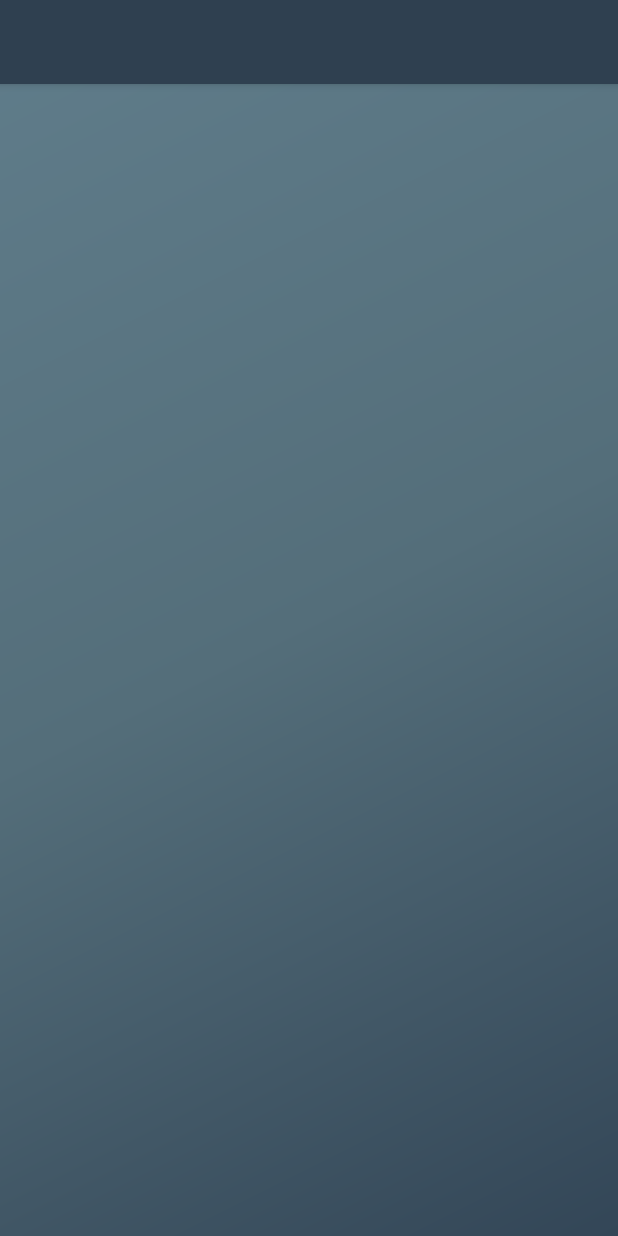
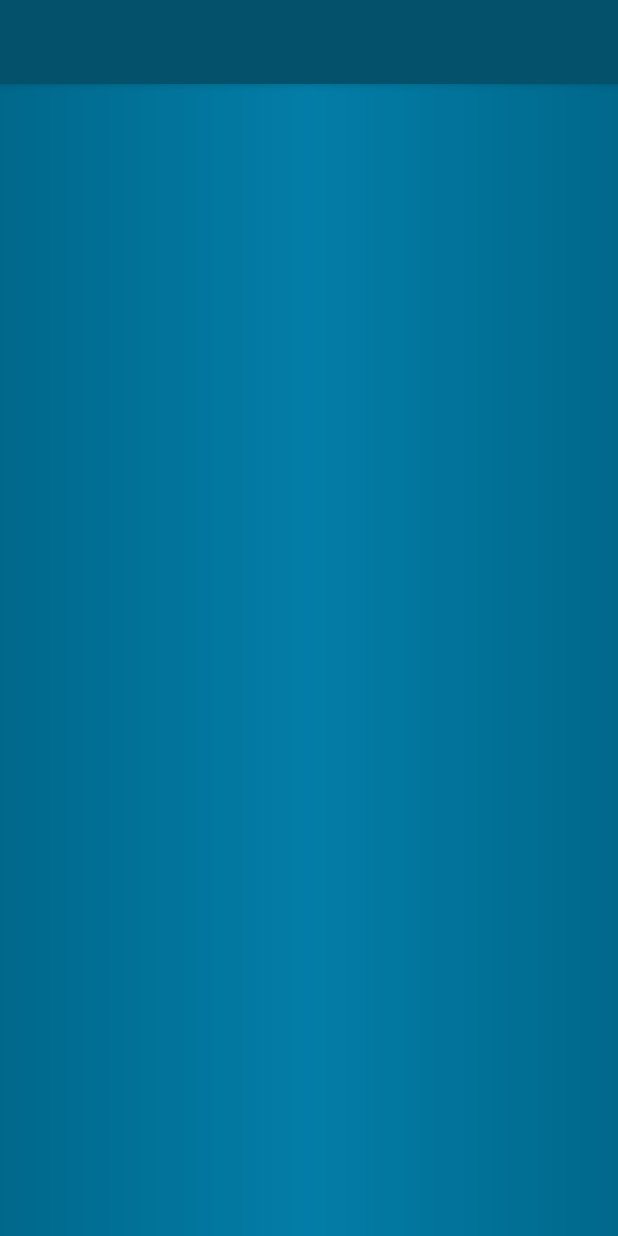
Before and after one commit to wilianx7/Choice-App, an Android app: the layout main_toolbar.xml on its own in the app's theme, with its tools: preview values and no code run, on a phone screen of 412 x 824 dp. Run offline under Robolectric (Android 15) with nearby library versions, the phone set to English and light mode, and no system bars.

Commit message:
Refatoração Layout MainActivity.

```diff
--- a/app/src/main/res/drawable/button_background.xml
+++ b/app/src/main/res/drawable/button_background.xml
@@ -2,7 +2,7 @@
 <shape xmlns:android="http://schemas.android.com/apk/res/android"
     android:shape="rectangle">
 
-    <solid android:color="#212121"></solid>
+    <solid android:color="#013040"></solid>
     <corners android:radius="4dp"></corners>
     <stroke android:width="1dp" android:color="#44FFFFFF"></stroke> #44616161
 
--- a/app/src/main/res/drawable/gradient_background.xml
+++ b/app/src/main/res/drawable/gradient_background.xml
@@ -3,9 +3,9 @@
     android:shape="rectangle">
 
     <gradient
-        android:startColor="#334657"
-        android:endColor="#607d8b"
-        android:centerColor="#546e7a"
-        android:angle="135"></gradient>
+        android:startColor="#00688B"
+        android:endColor="#00688B"
+        android:centerColor="#037da7"
+        android:angle="180"></gradient>
 
 </shape>
--- a/app/src/main/res/values/colors.xml
+++ b/app/src/main/res/values/colors.xml
@@ -10,7 +10,7 @@
     <color name="secondaryText">#757575</color>
     <color name="dividerColor">#BDBDBD</color>
     <color name="hintColor">#BDBDBD</color>
-    <color name="toolbarColor">#2F4050</color>
+    <color name="toolbarColor">#03516b</color>
     <color name="textColorPrimary">#FFFFFF</color>
     <color name="textColorSecundary">#FFFFFF</color>
     <color name="backgroundListview">#44334657</color>
```
Also changed, not shown: app/src/main/java/com/app/choice/MainActivity.java (+0 -8 lines), app/src/main/res/layout/activity_main.xml (+35 -40 lines), app/src/main/res/drawable/logo_main.png (deleted).
